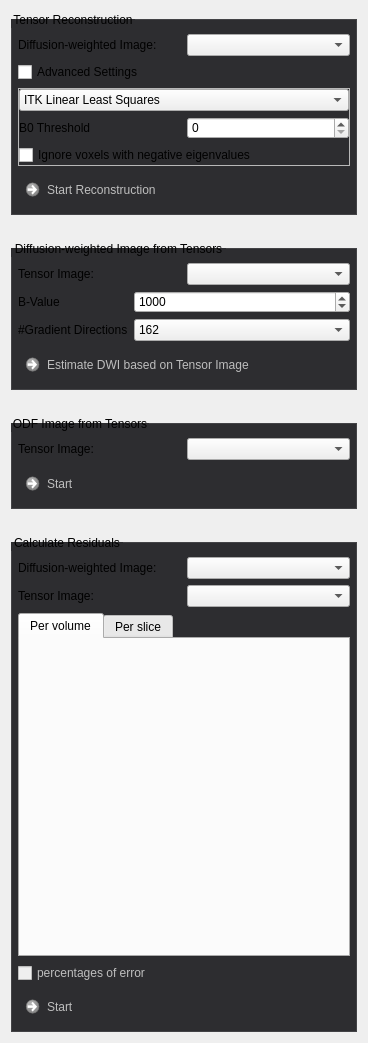
Above: Plugins/org.mitk.gui.qt.diffusionimaging.reconstruction/src/internal/QmitkTensorReconstructionViewControls.ui from MITK/MITK before the change. Below: the same form after it.
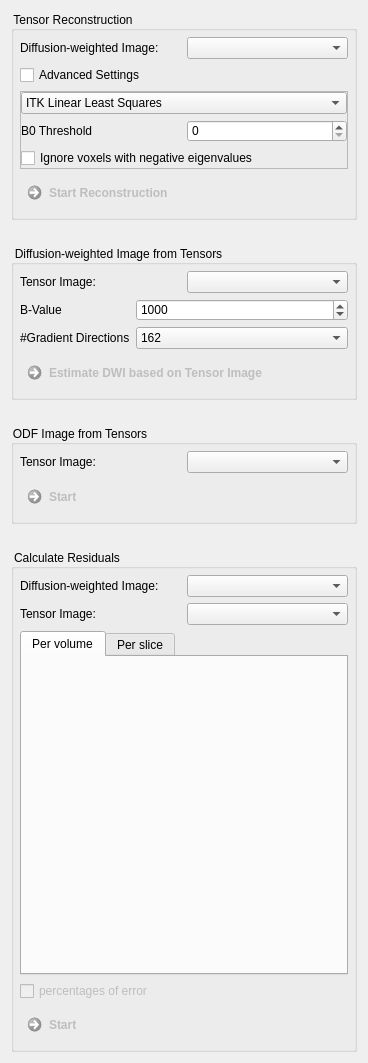
That is the form after the change. Custom widgets are drawn as their Qt base class.

The edit to the form file:
```diff
--- a/Plugins/org.mitk.gui.qt.diffusionimaging.reconstruction/src/internal/QmitkTensorReconstructionViewControls.ui
+++ b/Plugins/org.mitk.gui.qt.diffusionimaging.reconstruction/src/internal/QmitkTensorReconstructionViewControls.ui
@@ -24,7 +24,7 @@
   </property>
   <property name="styleSheet">
    <string>QCommandLinkButton {
-  font-weight: normal;
+  font-weight: lighter;
 }
 
 QCommandLinkButton:disabled {
@@ -33,7 +33,6 @@
 }
 
 QToolBox::tab {
-  border: 1px solid #434346;
   font-weight: bold;
 }
 
@@ -43,20 +42,15 @@
 }
 
 QToolBox::tab:selected {
-  background-color: #1c97ea;
-  border: 1px solid #1c97ea;
   font-weight: bold;
 }
 
 QGroupBox {
-  border: 1px solid #434346;
-  background-color: #2d2d30;
-  margin-top: 8px;
-  padding-top: 8px;
+  background-color: transparent;
 }
 
 QGroupBox, QGroupBox:disabled {
-  background-color: #2d2d30;
+  background-color: transparent;
 }</string>
   </property>
   <layout class="QGridLayout" name="gridLayout_5">
```
Left out of the diff: 1 changed line with no effect on the pictures.
